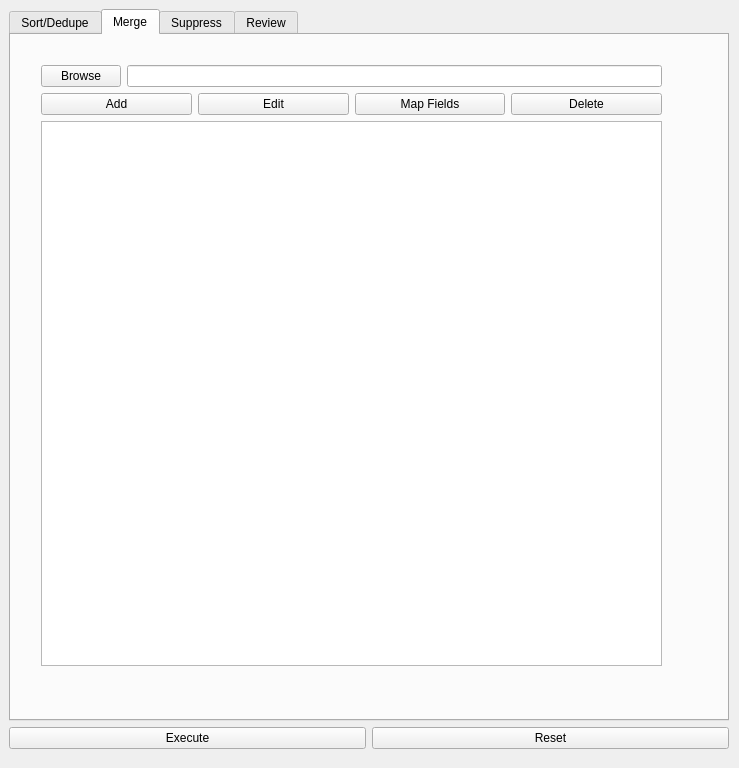
The window that zeex/core/ui/actions/merge_purge.ui (zbarge/zeex) describes before a commit, drawn with Qt 5.
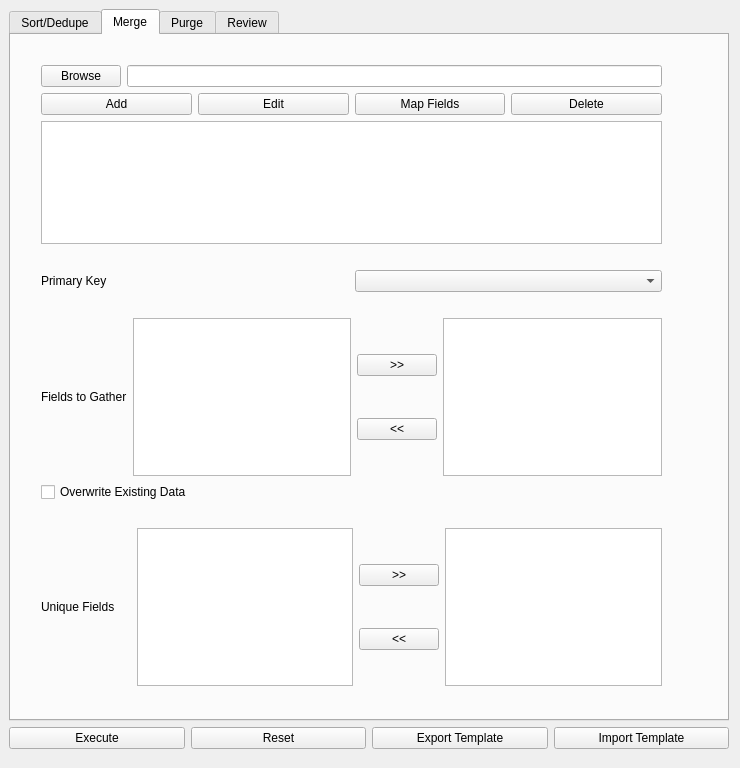
The same window after the commit. The open tabs and pages were chosen to show the change.

Commit message: Started working on tests, also made updates to the merge_purge that I still need to connect to the DialogClass.

Patch:
```diff
--- a/zeex/core/ui/actions/merge_purge.ui
+++ b/zeex/core/ui/actions/merge_purge.ui
@@ -6,7 +6,7 @@
    <rect>
     <x>0</x>
     <y>0</y>
-    <width>739</width>
+    <width>740</width>
     <height>768</height>
    </rect>
   </property>
@@ -145,7 +145,7 @@
             </item>
             <item row="3" column="1">
              <layout class="QGridLayout" name="pushGrid_2">
-              <item row="0" column="0">
+              <item row="0" column="1">
                <layout class="QGridLayout" name="btnGrid_2">
                 <item row="0" column="0">
                  <widget class="QPushButton" name="sortAscRightButton">
@@ -163,12 +163,15 @@
                 </item>
                </layout>
               </item>
-              <item row="0" column="1">
+              <item row="0" column="2">
                <widget class="QListView" name="sortAscRightView"/>
               </item>
+              <item row="0" column="0">
+               <widget class="QListView" name="sortAscLeftView"/>
+              </item>
              </layout>
             </item>
-            <item row="5" column="0">
+            <item row="4" column="0">
              <widget class="QLabel" name="dedupeOnLabel">
               <property name="text">
                <string>Dedupe On</string>
@@ -181,7 +184,7 @@
               </property>
              </widget>
             </item>
-            <item row="5" column="1">
+            <item row="4" column="1">
              <layout class="QGridLayout" name="pushGrid_3">
               <item row="0" column="2">
                <widget class="QListView" name="dedupeOnRightView"/>
@@ -209,9 +212,6 @@
               </item>
              </layout>
             </item>
-            <item row="4" column="0">
-             <widget class="QComboBox" name="comboBox"/>
-            </item>
            </layout>
           </item>
          </layout>
@@ -226,7 +226,7 @@
             <x>30</x>
             <y>30</y>
             <width>621</width>
-            <height>601</height>
+            <height>621</height>
            </rect>
           </property>
           <layout class="QGridLayout" name="gridLayout_14">
@@ -267,6 +267,19 @@
                </item>
               </layout>
              </item>
+             <item row="3" column="0">
+              <spacer name="horizontalSpacer_2">
+               <property name="orientation">
+                <enum>Qt::Horizontal</enum>
+               </property>
+               <property name="sizeHint" stdset="0">
+                <size>
+                 <width>40</width>
+                 <height>20</height>
+                </size>
+               </property>
+              </spacer>
+             </item>
             </layout>
            </item>
            <item row="0" column="0">
@@ -283,12 +296,154 @@
              </item>
             </layout>
            </item>
+           <item row="4" column="0">
+            <layout class="QGridLayout" name="gridLayout_21">
+             <item row="0" column="0">
+              <layout class="QGridLayout" name="gridLayout_20">
+               <item row="0" column="2">
+                <layout class="QGridLayout" name="pushGrid_9">
+                 <item row="0" column="0">
+                  <widget class="QListView" name="gatherFieldsListViewLeft"/>
+                 </item>
+                 <item row="0" column="1">
+                  <layout class="QGridLayout" name="btnGrid_9">
+                   <item row="0" column="0">
+                    <widget class="QPushButton" name="gatherFieldsButtonRight">
+                     <property name="text">
+                      <string>&gt;&gt;</string>
+                     </property>
+                    </widget>
+                   </item>
+                   <item row="1" column="0">
+                    <widget class="QPushButton" name="gatherFieldsButtonLeft">
+                     <property name="text">
+                      <string>&lt;&lt;</string>
+                     </property>
+                    </widget>
+                   </item>
+                  </layout>
+                 </item>
+                 <item row="0" column="2">
+                  <widget class="QListView" name="gatherFieldsListViewRight"/>
+                 </item>
+                </layout>
+               </item>
+               <item row="0" column="0">
+                <widget class="QLabel" name="gatherFieldsLabel">
+                 <property name="text">
+                  <string>Fields to Gather</string>
+                 </property>
+                </widget>
+               </item>
+               <item row="0" column="1">
+                <spacer name="horizontalSpacer">
+                 <property name="orientation">
+                  <enum>Qt::Horizontal</enum>
+                 </property>
+                 <property name="sizeHint" stdset="0">
+                  <size>
+                   <width>40</width>
+                   <height>20</height>
+                  </size>
+                 </property>
+                </spacer>
+               </item>
+              </layout>
+             </item>
+             <item row="4" column="0">
+              <layout class="QGridLayout" name="gridLayout_19">
+               <item row="1" column="1">
+                <layout class="QGridLayout" name="pushGrid_8">
+                 <item row="0" column="0">
+                  <widget class="QListView" name="uniqueFieldsListViewLeft"/>
+                 </item>
+                 <item row="0" column="1">
+                  <layout class="QGridLayout" name="btnGrid_8">
+                   <item row="0" column="0">
+                    <widget class="QPushButton" name="uniqueFieldsPushButtonRight">
+                     <property name="text">
+                      <string>&gt;&gt;</string>
+                     </property>
+                    </widget>
+                   </item>
+                   <item row="1" column="0">
+                    <widget class="QPushButton" name="uniqueFieldsPushButtonLeft">
+                     <property name="text">
+                      <string>&lt;&lt;</string>
+                     </property>
+                    </widget>
+                   </item>
+                  </layout>
+                 </item>
+                 <item row="0" column="2">
+                  <widget class="QListView" name="uniqueFieldsListViewRight"/>
+                 </item>
+                </layout>
+               </item>
+               <item row="1" column="0">
+                <widget class="QLabel" name="uniqueFieldsLabel">
+                 <property name="text">
+                  <string>Unique Fields     </string>
+                 </property>
+                </widget>
+               </item>
+              </layout>
+             </item>
+             <item row="1" column="0">
+              <widget class="QCheckBox" name="gatherFieldsOverWriteCheckBox">
+               <property name="text">
+                <string>Overwrite Existing Data</string>
+               </property>
+              </widget>
+             </item>
+             <item row="3" column="0">
+              <spacer name="horizontalSpacer_3">
+               <property name="orientation">
+                <enum>Qt::Horizontal</enum>
+               </property>
+               <property name="sizeHint" stdset="0">
+                <size>
+                 <width>40</width>
+                 <height>20</height>
+                </size>
+               </property>
+              </spacer>
+             </item>
+            </layout>
+           </item>
+           <item row="2" column="0">
+            <layout class="QGridLayout" name="gridLayout_22">
+             <item row="0" column="1">
+              <widget class="QComboBox" name="primaryKeyComboBox"/>
+             </item>
+             <item row="0" column="0">
+              <widget class="QLabel" name="primaryKeyLabel">
+               <property name="text">
+                <string>Primary Key</string>
+               </property>
+              </widget>
+             </item>
+            </layout>
+           </item>
+           <item row="3" column="0">
+            <spacer name="horizontalSpacer_4">
+             <property name="orientation">
+              <enum>Qt::Horizontal</enum>
+             </property>
+             <property name="sizeHint" stdset="0">
+              <size>
+               <width>40</width>
+               <height>20</height>
+              </size>
+             </property>
+            </spacer>
+           </item>
           </layout>
          </widget>
         </widget>
         <widget class="QWidget" name="suppressTab">
          <attribute name="title">
-          <string>Suppress</string>
+          <string>Purge</string>
          </attribute>
          <widget class="QWidget" name="gridLayoutWidget_5">
           <property name="geometry">
@@ -296,10 +451,24 @@
             <x>30</x>
             <y>30</y>
             <width>621</width>
-            <height>601</height>
+            <height>621</height>
            </rect>
           </property>
           <layout class="QGridLayout" name="gridLayout_13">
+           <item row="0" column="0">
+            <layout class="QGridLayout" name="gridLayout_5">
+             <item row="0" column="0">
+              <widget class="QPushButton" name="btnBrowseSFile">
+               <property name="text">
+                <string>Browse</string>
+               </property>
+              </widget>
+             </item>
+             <item row="0" column="1">
+              <widget class="QLineEdit" name="sFileLineEdit"/>
+             </item>
+            </layout>
+           </item>
            <item row="1" column="0">
             <layout class="QGridLayout" name="gridLayout_6">
              <item row="2" column="0">
@@ -339,36 +508,47 @@
              </item>
             </layout>
            </item>
-           <item row="0" column="0">
-            <layout class="QGridLayout" name="gridLayout_5">
+           <item row="2" column="0">
+            <layout class="QGridLayout" name="gridLayout_23">
+             <item row="1" column="0">
+              <widget class="QTableView" name="sFileStandardizeTableView"/>
+             </item>
              <item row="0" column="0">
-              <widget class="QPushButton" name="btnBrowseSFile">
+              <widget class="QLabel" name="sFileStandardizeLabel">
                <property name="text">
-                <string>Browse</string>
+                <string>Field Standardization</string>
+               </property>
+               <property name="alignment">
+                <set>Qt::AlignCenter</set>
                </property>
               </widget>
              </item>
-             <item row="0" column="1">
-              <widget class="QLineEdit" name="sFileLineEdit"/>
-             </item>
             </layout>
            </item>
           </layout>
          </widget>
+         <zorder>gridLayoutWidget_5</zorder>
+         <zorder>gridLayoutWidget_15</zorder>
         </widget>
         <widget class="QWidget" name="reviewTab">
          <attribute name="title">
           <string>Review</string>
          </attribute>
-         <layout class="QHBoxLayout" name="horizontalLayout_6">
-          <item>
-           <layout class="QHBoxLayout" name="horizontalLayout">
-            <item>
-             <widget class="QTableView" name="reviewTableView"/>
-            </item>
-           </layout>
-          </item>
-         </layout>
+         <widget class="QWidget" name="horizontalLayoutWidget">
+          <property name="geometry">
+           <rect>
+            <x>10</x>
+            <y>10</y>
+            <width>691</width>
+            <height>651</height>
+           </rect>
+          </property>
+          <layout class="QVBoxLayout" name="verticalLayout">
+           <item>
+            <widget class="QTableView" name="reviewTableView"/>
+           </item>
+          </layout>
+         </widget>
         </widget>
        </widget>
       </item>
@@ -376,6 +556,13 @@
     </item>
     <item row="1" column="0">
      <layout class="QGridLayout" name="gridLayout_17">
+      <item row="0" column="0">
+       <widget class="QPushButton" name="btnExecute">
+        <property name="text">
+         <string>Execute</string>
+        </property>
+       </widget>
+      </item>
       <item row="0" column="1">
        <widget class="QPushButton" name="btnReset">
         <property name="text">
@@ -383,10 +570,17 @@
         </property>
        </widget>
       </item>
-      <item row="0" column="0">
-       <widget class="QPushButton" name="btnExecute">
+      <item row="0" column="2">
+       <widget class="QPushButton" name="btnExportTemplate">
         <property name="text">
-         <string>Execute</string>
+         <string>Export Template</string>
+        </property>
+       </widget>
+      </item>
+      <item row="0" column="3">
+       <widget class="QPushButton" name="btnImportTemplate">
+        <property name="text">
+         <string>Import Template</string>
         </property>
        </widget>
       </item>
```
The commit also changes 5 other files.
